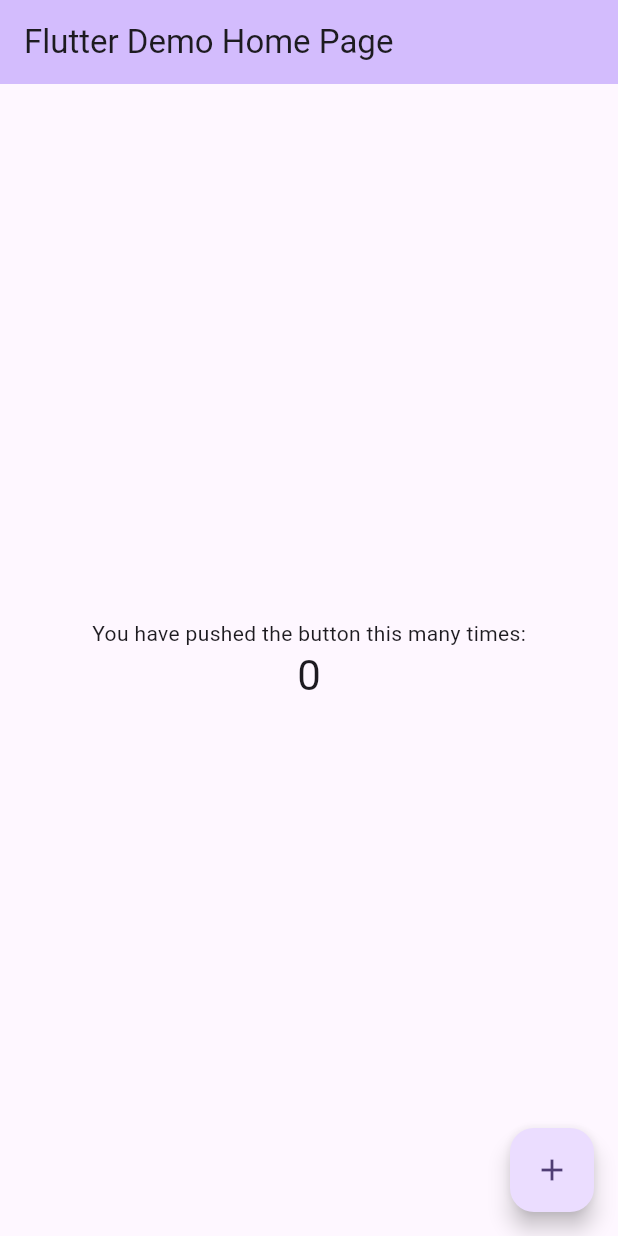
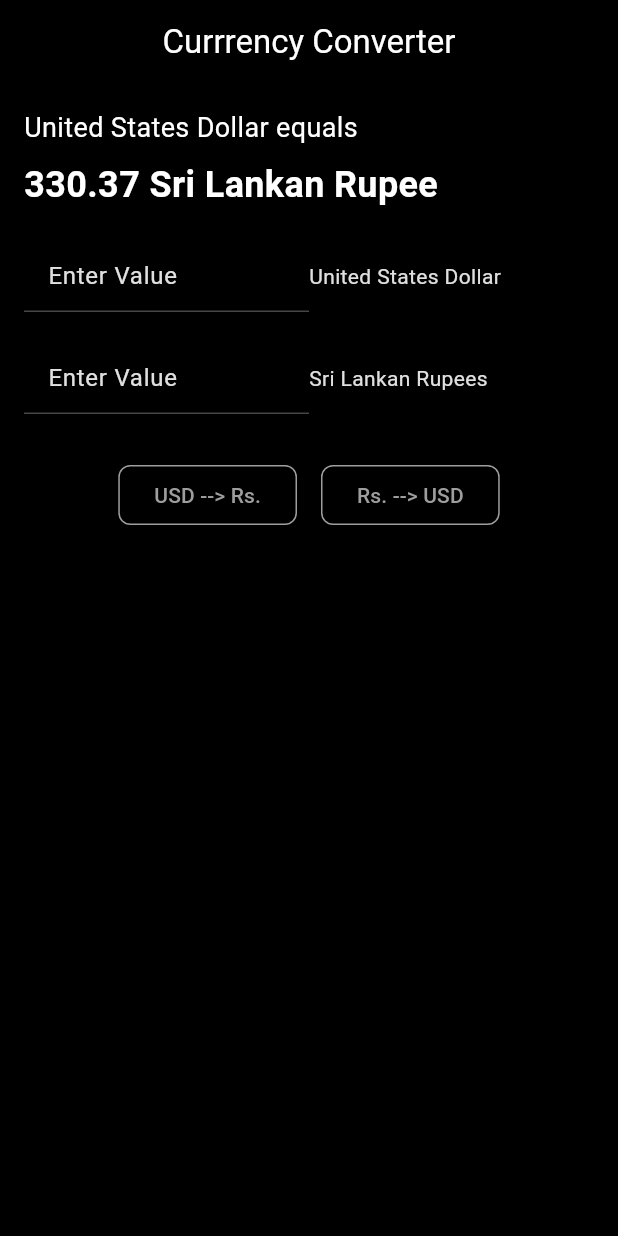
Before and after one commit to SanduSenarathne/Currecy_converter, a Flutter app: the screen it shows after launch, on a phone screen of 412 x 824 dp. Run offline on Flutter 3.47's test engine with Material 2 defaults, Android fonts, the phone set to English and light mode, and no system bars.

Commit message:
create the UI for the currency converter

```diff
--- a/lib/homePage.dart
+++ b/lib/homePage.dart
@@ -0,0 +1,147 @@
+import 'package:flutter/material.dart';
+
+class HomePage extends StatelessWidget {
+  const HomePage({Key? key}) : super(key: key);
+
+  @override
+  Widget build(BuildContext context) {
+    return Scaffold(
+      appBar: AppBar(
+        centerTitle: true,
+        backgroundColor: Color.fromARGB(255, 0, 0, 0),
+        title: const Text(
+          'Currrency Converter',
+          style: TextStyle(
+            color: Colors.white,
+          ),
+        ),
+      ),
+      body: Container(
+        color: Colors.black,
+        padding: EdgeInsets.all(16.0),
+        child: Column(
+          crossAxisAlignment: CrossAxisAlignment.start,
+          children: [
+            Text(
+              'United States Dollar equals ',
+              style: TextStyle(
+                color: Colors.white,
+                fontSize: 18,
+              ),
+            ),
+            SizedBox(height: 8),
+            Text(
+              '330.37 Sri Lankan Rupee',
+              style: TextStyle(
+                color: Colors.white,
+                fontSize: 24,
+                fontWeight: FontWeight.bold,
+              ),
+            ),
+            Container(height: 20),
+            Row(
+              children: [
+                Expanded(
+                  flex: 1,
+                  child: Container(
+                    color: Colors.black,
+                    child: TextField(
+                      decoration: InputDecoration(
+                        hintText: 'Enter Value',
+                        hintStyle: TextStyle(color: Colors.grey[300]),
+                        filled: true,
+                        fillColor: Colors.black,
+                      ),
+                      style: TextStyle(color: Colors.white),
+                      // Implement additional text field properties as needed
+                    ),
+                  ),
+                ),
+                Expanded(
+                  flex: 1,
+                  child: Container(
+                      color: Colors.black,
+                      child: Text(
+                        'United States Dollar',
+                        style: TextStyle(
+                          color: Colors.grey[300],
+                          backgroundColor: Colors.black,
+                        ),
+                      )),
+                ),
+              ],
+            ),
+            Container(height: 20),
+            Row(
+              children: [
+                Expanded(
+                  flex: 1,
+                  child: Container(
+                    color: Colors.black,
+                    child: TextField(
+                      decoration: InputDecoration(
+                        hintText: 'Enter Value',
+                        hintStyle: TextStyle(color: Colors.grey[300]),
+                        filled: true,
+                        fillColor: Colors.black,
+                      ),
+                      style: TextStyle(color: Colors.white),
+                      // Implement additional text field properties as needed
+                    ),
+                  ),
+                ),
+                Expanded(
+                  flex: 1,
+                  child: Container(
+                      color: Colors.black,
+                      child: Text(
+                        'Sri Lankan Rupees',
+                        style: TextStyle(
+                          color: Colors.grey[300],
+                          backgroundColor: Colors.black,
+                        ),
+                      )),
+                ),
+              ],
+            ),
+            Container(height: 30),
+            Row(
+              mainAxisAlignment: MainAxisAlignment.center,
+              children: [
+                ElevatedButton(
+                  onPressed: () {
+                    print(' convert USD to Rs.');
+                  },
+                  style: ElevatedButton.styleFrom(
+                    primary: Colors.black,
+                    onPrimary: Colors.grey,
+                    side: BorderSide(width: 1, color: Colors.grey),
+                    shape: RoundedRectangleBorder(
+                      borderRadius: BorderRadius.circular(8.0),
+                    ),
+                  ),
+                  child: Text('USD --> Rs.'),
+                ),
+                SizedBox(width: 16),
+                ElevatedButton(
+                  onPressed: () {
+                    print('values');
+                  },
+                  style: ElevatedButton.styleFrom(
+                    primary: Colors.black,
+                    onPrimary: Colors.grey,
+                    side: BorderSide(width: 1, color: Colors.grey),
+                    shape: RoundedRectangleBorder(
+                      borderRadius: BorderRadius.circular(8.0),
+                    ),
+                  ),
+                  child: Text('Rs. --> USD'),
+                ),
+              ],
+            )
+          ],
+        ),
+      ),
+    );
+  }
+}
--- a/lib/main.dart
+++ b/lib/main.dart
@@ -1,3 +1,4 @@
+import 'package:currency_converter/homePage.dart';
 import 'package:flutter/material.dart';
 
 void main() {
@@ -13,89 +14,10 @@ class MyApp extends StatelessWidget {
     return MaterialApp(
       title: 'Flutter Demo',
       theme: ThemeData(
-        colorScheme: ColorScheme.fromSeed(seedColor: Colors.deepPurple),
+        colorScheme: ColorScheme.fromSeed(seedColor: Colors.grey),
         useMaterial3: true,
       ),
-      home: const MyHomePage(title: 'Flutter Demo Home Page'),
+      home: const HomePage(),
     );
   }
 }
-
-class MyHomePage extends StatefulWidget {
-  const MyHomePage({super.key, required this.title});
-
-  final String title;
-
-  @override
-  State<MyHomePage> createState() => _MyHomePageState();
-}
-
-class _MyHomePageState extends State<MyHomePage> {
-  int _counter = 0;
-
-  void _incrementCounter() {
-    setState(() {
-      // This call to setState tells the Flutter framework that something has
-      // changed in this State, which causes it to rerun the build method below
-      // so that the display can reflect the updated values. If we changed
-      // _counter without calling setState(), then the build method would not be
-      // called again, and so nothing would appear to happen.
-      _counter++;
-    });
-  }
-
-  @override
-  Widget build(BuildContext context) {
-    // This method is rerun every time setState is called, for instance as done
-    // by the _incrementCounter method above.
-    //
-    // The Flutter framework has been optimized to make rerunning build methods
-    // fast, so that you can just rebuild anything that needs updating rather
-    // than having to individually change instances of widgets.
-    return Scaffold(
-      appBar: AppBar(
-        // TRY THIS: Try changing the color here to a specific color (to
-        // Colors.amber, perhaps?) and trigger a hot reload to see the AppBar
-        // change color while the other colors stay the same.
-        backgroundColor: Theme.of(context).colorScheme.inversePrimary,
-        // Here we take the value from the MyHomePage object that was created by
-        // the App.build method, and use it to set our appbar title.
-        title: Text(widget.title),
-      ),
-      body: Center(
-        // Center is a layout widget. It takes a single child and positions it
-        // in the middle of the parent.
-        child: Column(
-          // Column is also a layout widget. It takes a list of children and
-          // arranges them vertically. By default, it sizes itself to fit its
-          // children horizontally, and tries to be as tall as its parent.
-          //
-          // Column has various properties to control how it sizes itself and
-          // how it positions its children. Here we use mainAxisAlignment to
-          // center the children vertically; the main axis here is the vertical
-          // axis because Columns are vertical (the cross axis would be
-          // horizontal).
-          //
-          // TRY THIS: Invoke "debug painting" (choose the "Toggle Debug Paint"
-          // action in the IDE, or press "p" in the console), to see the
-          // wireframe for each widget.
-          mainAxisAlignment: MainAxisAlignment.center,
-          children: <Widget>[
-            const Text(
-              'You have pushed the button this many times:',
-            ),
-            Text(
-              '$_counter',
-              style: Theme.of(context).textTheme.headlineMedium,
-            ),
-          ],
-        ),
-      ),
-      floatingActionButton: FloatingActionButton(
-        onPressed: _incrementCounter,
-        tooltip: 'Increment',
-        child: const Icon(Icons.add),
-      ), // This trailing comma makes auto-formatting nicer for build methods.
-    );
-  }
-}
--- a/pubspec.yaml
+++ b/pubspec.yaml
@@ -35,6 +35,7 @@ dependencies:
   # The following adds the Cupertino Icons font to your application.
   # Use with the CupertinoIcons class for iOS style icons.
   cupertino_icons: ^1.0.2
+  get: ^4.6.5
 
 dev_dependencies:
   flutter_test:
```
Also changed, not shown: pubspec.lock.
